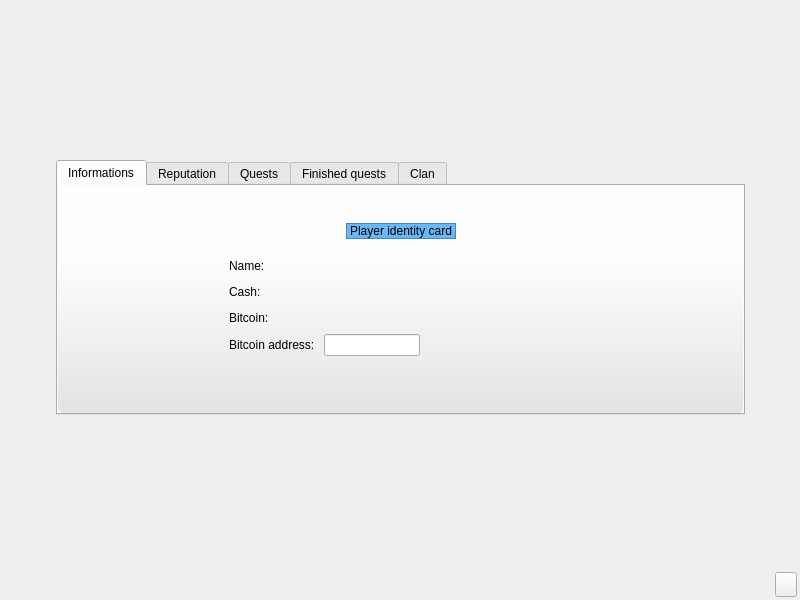
Before: the Qt Designer form client/base/interface/BaseWindow.ui in alphaonex86/CatchChallenger, drawn with Qt 5.
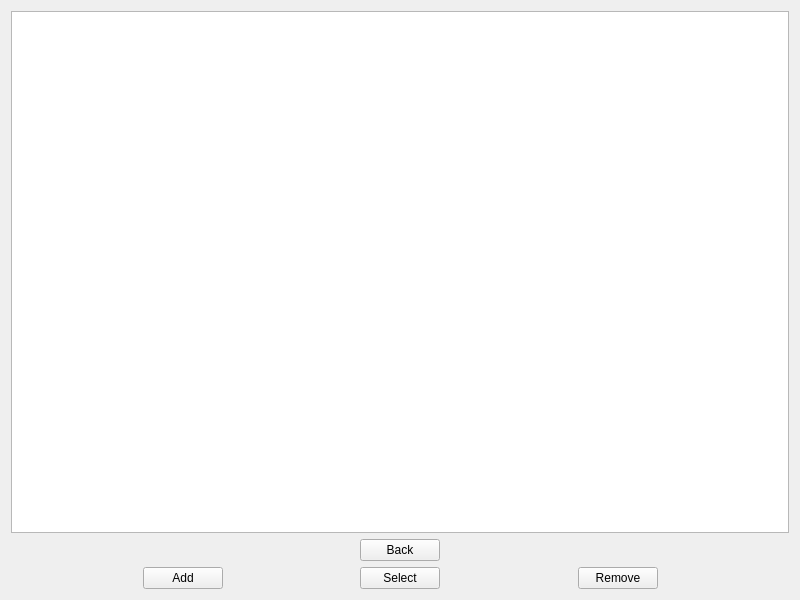
After: the same form once the commit is applied. The open tabs and pages were chosen to show the change. Icons and pictures are not drawn.

Commit message: [Change] Start spliting account and character (client,server,shared lib)

Diff of the .ui file:
```diff
--- a/client/base/interface/BaseWindow.ui
+++ b/client/base/interface/BaseWindow.ui
@@ -120,6 +120,140 @@
          </item>
         </layout>
        </widget>
+       <widget class="QWidget" name="page_character">
+        <property name="styleSheet">
+         <string notr="true">#page_character{background-image: url(:/images/background.png);}</string>
+        </property>
+        <layout class="QVBoxLayout" name="verticalLayout_34">
+         <item>
+          <widget class="QListWidget" name="characterEntryList">
+           <property name="iconSize">
+            <size>
+             <width>80</width>
+             <height>80</height>
+            </size>
+           </property>
+           <property name="uniformItemSizes">
+            <bool>true</bool>
+           </property>
+          </widget>
+         </item>
+         <item>
+          <layout class="QHBoxLayout" name="horizontalLayout_57">
+           <item>
+            <spacer name="horizontalSpacer_53">
+             <property name="orientation">
+              <enum>Qt::Horizontal</enum>
+             </property>
+             <property name="sizeHint" stdset="0">
+              <size>
+               <width>40</width>
+               <height>20</height>
+              </size>
+             </property>
+            </spacer>
+           </item>
+           <item>
+            <widget class="QPushButton" name="character_back">
+             <property name="text">
+              <string>Back</string>
+             </property>
+            </widget>
+           </item>
+           <item>
+            <spacer name="horizontalSpacer_54">
+             <property name="orientation">
+              <enum>Qt::Horizontal</enum>
+             </property>
+             <property name="sizeHint" stdset="0">
+              <size>
+               <width>40</width>
+               <height>20</height>
+              </size>
+             </property>
+            </spacer>
+           </item>
+          </layout>
+         </item>
+         <item>
+          <layout class="QHBoxLayout" name="horizontalLayout_15">
+           <item>
+            <spacer name="horizontalSpacer_50">
+             <property name="orientation">
+              <enum>Qt::Horizontal</enum>
+             </property>
+             <property name="sizeHint" stdset="0">
+              <size>
+               <width>40</width>
+               <height>20</height>
+              </size>
+             </property>
+            </spacer>
+           </item>
+           <item>
+            <widget class="QPushButton" name="character_add">
+             <property name="text">
+              <string>Add</string>
+             </property>
+            </widget>
+           </item>
+           <item>
+            <spacer name="horizontalSpacer_4">
+             <property name="orientation">
+              <enum>Qt::Horizontal</enum>
+             </property>
+             <property name="sizeHint" stdset="0">
+              <size>
+               <width>40</width>
+               <height>20</height>
+              </size>
+             </property>
+            </spacer>
+           </item>
+           <item>
+            <widget class="QPushButton" name="character_select">
+             <property name="text">
+              <string>Select</string>
+             </property>
+            </widget>
+           </item>
+           <item>
+            <spacer name="horizontalSpacer_51">
+             <property name="orientation">
+              <enum>Qt::Horizontal</enum>
+             </property>
+             <property name="sizeHint" stdset="0">
+              <size>
+               <width>40</width>
+               <height>20</height>
+              </size>
+             </property>
+            </spacer>
+           </item>
+           <item>
+            <widget class="QPushButton" name="character_remove">
+             <property name="text">
+              <string>Remove</string>
+             </property>
+            </widget>
+           </item>
+           <item>
+            <spacer name="horizontalSpacer_52">
+             <property name="orientation">
+              <enum>Qt::Horizontal</enum>
+             </property>
+             <property name="sizeHint" stdset="0">
+              <size>
+               <width>40</width>
+               <height>20</height>
+              </size>
+             </property>
+            </spacer>
+           </item>
+          </layout>
+         </item>
+        </layout>
+       </widget>
        <widget class="QWidget" name="page_map">
         <layout class="QVBoxLayout" name="verticalLayout_4">
          <property name="spacing">
```
Left out of the diff: 2 changed lines with no effect on the pictures. The commit also changes 70 other files.
